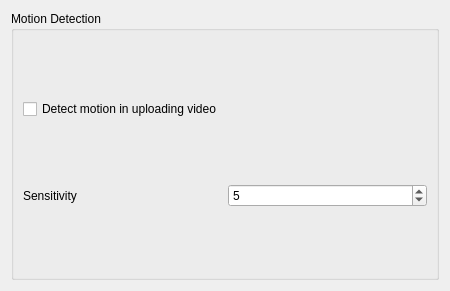
This is client/nx_client_desktop/src/ui/widgets/properties/wearable_motion_widget.ui in networkoptix/nx_open as Qt 5 draws it before an edit. The edited form follows.
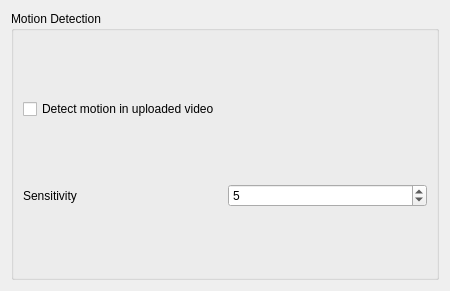
This is the edited form.

Commit message:
VMS-8070 Better text in wearable motion widget
<==== Mercurial data ====>
Branch: vms_3.1

The edit to the form file:
```diff
--- a/client/nx_client_desktop/src/ui/widgets/properties/wearable_motion_widget.ui
+++ b/client/nx_client_desktop/src/ui/widgets/properties/wearable_motion_widget.ui
@@ -29,7 +29,7 @@
       <item>
        <widget class="QCheckBox" name="motionDetectionCheckBox">
         <property name="text">
-         <string>Detect motion in uploading video</string>
+         <string>Detect motion in uploaded video</string>
         </property>
        </widget>
       </item>
```
